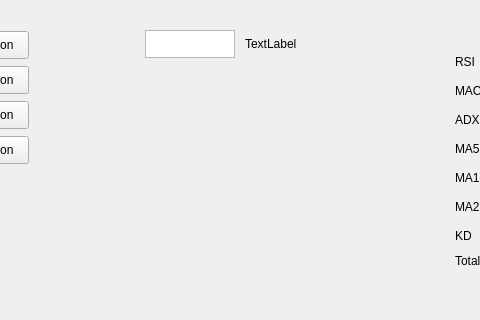
Above: ui/mainwindow.ui from Liberty0/strategy_find before the change; both pictures show x 105 to 585 and y 0 to 320 of the 800 by 600 pixel window. Below: the same form after it.
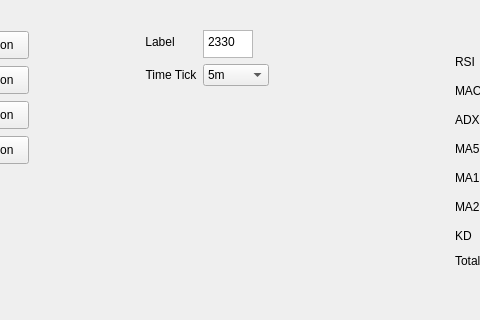
That is the form after the change. Custom widgets are drawn as their Qt base class.

Commit message:
tick selector & indicator
time tick selector
plot indicator in gui

Diff of the .ui file:
```diff
--- a/ui/mainwindow.ui
+++ b/ui/mainwindow.ui
@@ -17,8 +17,8 @@
    <widget class="MplWidget" name="MplWidget" native="true">
     <property name="geometry">
      <rect>
-      <x>20</x>
-      <y>210</y>
+      <x>40</x>
+      <y>200</y>
       <width>480</width>
       <height>320</height>
      </rect>
@@ -30,36 +30,6 @@
      </size>
     </property>
    </widget>
-   <widget class="QTextEdit" name="symbolEdit">
-    <property name="geometry">
-     <rect>
-      <x>250</x>
-      <y>30</y>
-      <width>90</width>
-      <height>28</height>
-     </rect>
-    </property>
-    <property name="html">
-     <string>&lt;!DOCTYPE HTML PUBLIC &quot;-//W3C//DTD HTML 4.0//EN&quot; &quot;http://www.w3.org/TR/REC-html40/strict.dtd&quot;&gt;
-&lt;html&gt;&lt;head&gt;&lt;meta name=&quot;qrichtext&quot; content=&quot;1&quot; /&gt;&lt;style type=&quot;text/css&quot;&gt;
-p, li { white-space: pre-wrap; }
-&lt;/style&gt;&lt;/head&gt;&lt;body style=&quot; font-family:'PMingLiU'; font-size:9pt; font-weight:400; font-style:normal;&quot;&gt;
-&lt;p style=&quot;-qt-paragraph-type:empty; margin-top:0px; margin-bottom:0px; margin-left:0px; margin-right:0px; -qt-block-indent:0; text-indent:0px;&quot;&gt;&lt;br /&gt;&lt;/p&gt;&lt;/body&gt;&lt;/html&gt;</string>
-    </property>
-   </widget>
-   <widget class="QLabel" name="label">
-    <property name="geometry">
-     <rect>
-      <x>350</x>
-      <y>30</y>
-      <width>90</width>
-      <height>28</height>
-     </rect>
-    </property>
-    <property name="text">
-     <string>TextLabel</string>
-    </property>
-   </widget>
    <widget class="QLabel" name="label_9">
     <property name="geometry">
      <rect>
@@ -224,6 +194,101 @@
      <string>PushButton</string>
     </property>
    </widget>
+   <widget class="QWidget" name="">
+    <property name="geometry">
+     <rect>
+      <x>250</x>
+      <y>30</y>
+      <width>124</width>
+      <height>58</height>
+     </rect>
+    </property>
+    <layout class="QFormLayout" name="formLayout_2">
+     <item row="0" column="0">
+      <widget class="QLabel" name="label">
+       <property name="text">
+        <string>Label</string>
+       </property>
+       <property name="alignment">
+        <set>Qt::AlignCenter</set>
+       </property>
+      </widget>
+     </item>
+     <item row="0" column="1">
+      <widget class="QTextEdit" name="symbolEdit">
+       <property name="sizePolicy">
+        <sizepolicy hsizetype="Fixed" vsizetype="Fixed">
+         <horstretch>0</horstretch>
+         <verstretch>0</verstretch>
+        </sizepolicy>
+       </property>
+       <property name="minimumSize">
+        <size>
+         <width>50</width>
+         <height>28</height>
+        </size>
+       </property>
+       <property name="maximumSize">
+        <size>
+         <width>50</width>
+         <height>28</height>
+        </size>
+       </property>
+       <property name="html">
+        <string>&lt;!DOCTYPE HTML PUBLIC &quot;-//W3C//DTD HTML 4.0//EN&quot; &quot;http://www.w3.org/TR/REC-html40/strict.dtd&quot;&gt;
+&lt;html&gt;&lt;head&gt;&lt;meta name=&quot;qrichtext&quot; content=&quot;1&quot; /&gt;&lt;style type=&quot;text/css&quot;&gt;
+p, li { white-space: pre-wrap; }
+&lt;/style&gt;&lt;/head&gt;&lt;body style=&quot; font-family:'PMingLiU'; font-size:9pt; font-weight:400; font-style:normal;&quot;&gt;
+&lt;p style=&quot; margin-top:0px; margin-bottom:0px; margin-left:0px; margin-right:0px; -qt-block-indent:0; text-indent:0px;&quot;&gt;2330&lt;/p&gt;&lt;/body&gt;&lt;/html&gt;</string>
+       </property>
+      </widget>
+     </item>
+     <item row="1" column="0">
+      <widget class="QLabel" name="label_10">
+       <property name="text">
+        <string>Time Tick</string>
+       </property>
+       <property name="alignment">
+        <set>Qt::AlignCenter</set>
+       </property>
+      </widget>
+     </item>
+     <item row="1" column="1">
+      <widget class="QComboBox" name="TimeTick">
+       <item>
+        <property name="text">
+         <string>5m</string>
+        </property>
+       </item>
+       <item>
+        <property name="text">
+         <string>10m</string>
+        </property>
+       </item>
+       <item>
+        <property name="text">
+         <string>30m</string>
+        </property>
+       </item>
+       <item>
+        <property name="text">
+         <string>d</string>
+        </property>
+       </item>
+       <item>
+        <property name="text">
+         <string>w</string>
+        </property>
+       </item>
+       <item>
+        <property name="text">
+         <string>m</string>
+        </property>
+       </item>
+      </widget>
+     </item>
+    </layout>
+   </widget>
   </widget>
   <widget class="QMenuBar" name="menubar">
    <property name="geometry">
```
The commit also changes 2 other files.
